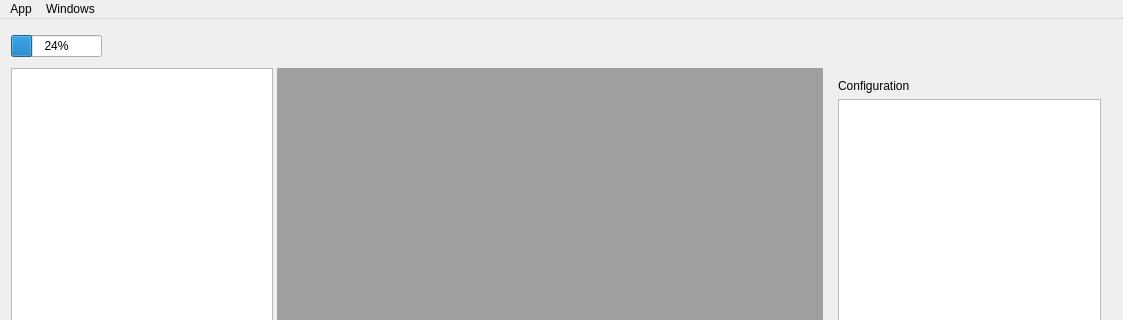
Before: the Qt Designer form src/gui/mainwindow.ui in RoboJackets/igvc-software, drawn with Qt 5; both pictures show x 0 to 1123 and y 0 to 320 of the 1123 by 679 pixel window.
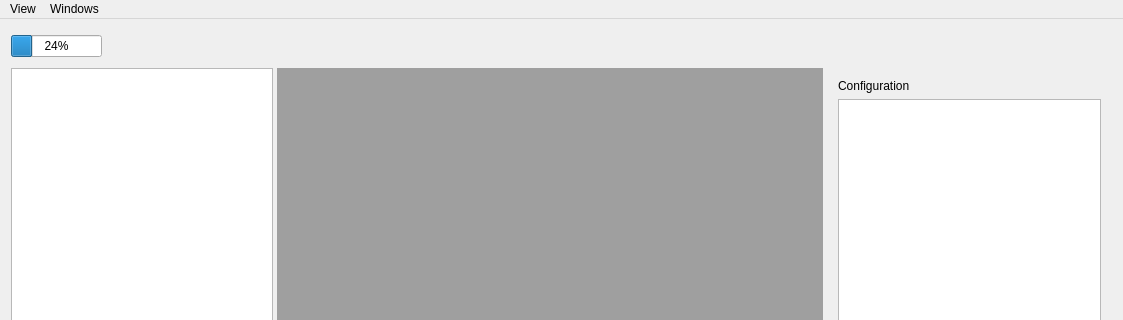
After: the same form once the commit is applied. Icons and pictures are not drawn. Custom widgets are drawn as their Qt base class.

Commit message: Adds code to display last logged message in the status bar at the bottom of the screen.

Diff of the .ui file:
```diff
--- a/src/gui/mainwindow.ui
+++ b/src/gui/mainwindow.ui
@@ -273,7 +273,7 @@
    </property>
    <widget class="QMenu" name="menuFile">
     <property name="title">
-     <string>App</string>
+     <string>View</string>
     </property>
     <addaction name="separator"/>
     <addaction name="actionFullscreen"/>
```
Left out of the diff: 15 changed lines with no effect on the pictures. The commit also changes 4 other files.
